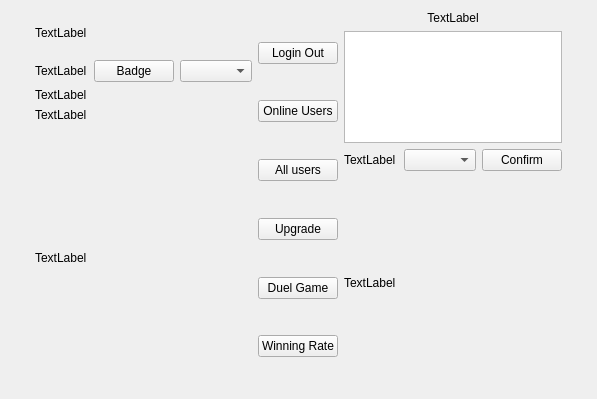
Before: the Qt Designer form stage_3/Pokemon_Client/mainwindow.ui in Anjiansan/Pokemon, drawn with Qt 5.
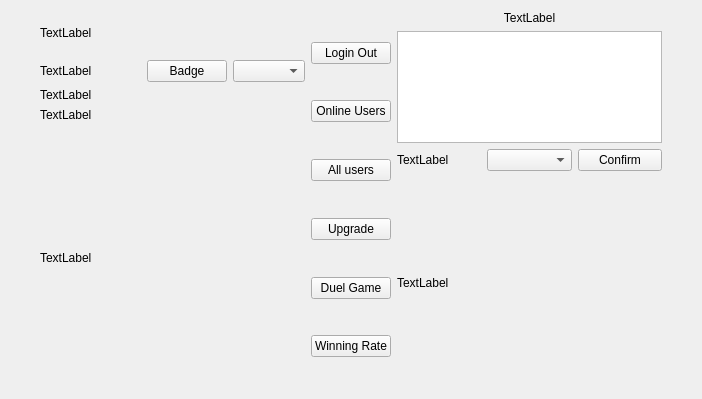
After: the same form once the commit is applied.

```diff
--- a/stage_3/Pokemon_Client/mainwindow.ui
+++ b/stage_3/Pokemon_Client/mainwindow.ui
@@ -6,7 +6,7 @@
    <rect>
     <x>0</x>
     <y>0</y>
-    <width>597</width>
+    <width>702</width>
     <height>399</height>
    </rect>
   </property>
@@ -154,7 +154,7 @@
         <item>
          <widget class="QPushButton" name="BtnLoginOut">
           <property name="sizePolicy">
-           <sizepolicy hsizetype="Fixed" vsizetype="Fixed">
+           <sizepolicy hsizetype="Preferred" vsizetype="Fixed">
             <horstretch>0</horstretch>
             <verstretch>0</verstretch>
            </sizepolicy>
@@ -206,7 +206,7 @@
         <item>
          <widget class="QPushButton" name="BtnAllUsers">
           <property name="sizePolicy">
-           <sizepolicy hsizetype="Fixed" vsizetype="Fixed">
+           <sizepolicy hsizetype="Preferred" vsizetype="Fixed">
             <horstretch>0</horstretch>
             <verstretch>0</verstretch>
            </sizepolicy>
@@ -232,7 +232,7 @@
         <item>
          <widget class="QPushButton" name="BtnUpgrade">
           <property name="sizePolicy">
-           <sizepolicy hsizetype="Fixed" vsizetype="Fixed">
+           <sizepolicy hsizetype="Preferred" vsizetype="Fixed">
             <horstretch>0</horstretch>
             <verstretch>0</verstretch>
            </sizepolicy>
@@ -258,7 +258,7 @@
         <item>
          <widget class="QPushButton" name="BtnDuel">
           <property name="sizePolicy">
-           <sizepolicy hsizetype="Fixed" vsizetype="Fixed">
+           <sizepolicy hsizetype="Preferred" vsizetype="Fixed">
             <horstretch>0</horstretch>
             <verstretch>0</verstretch>
            </sizepolicy>
```
Left out of the diff: 4 changed lines with no effect on the pictures.
